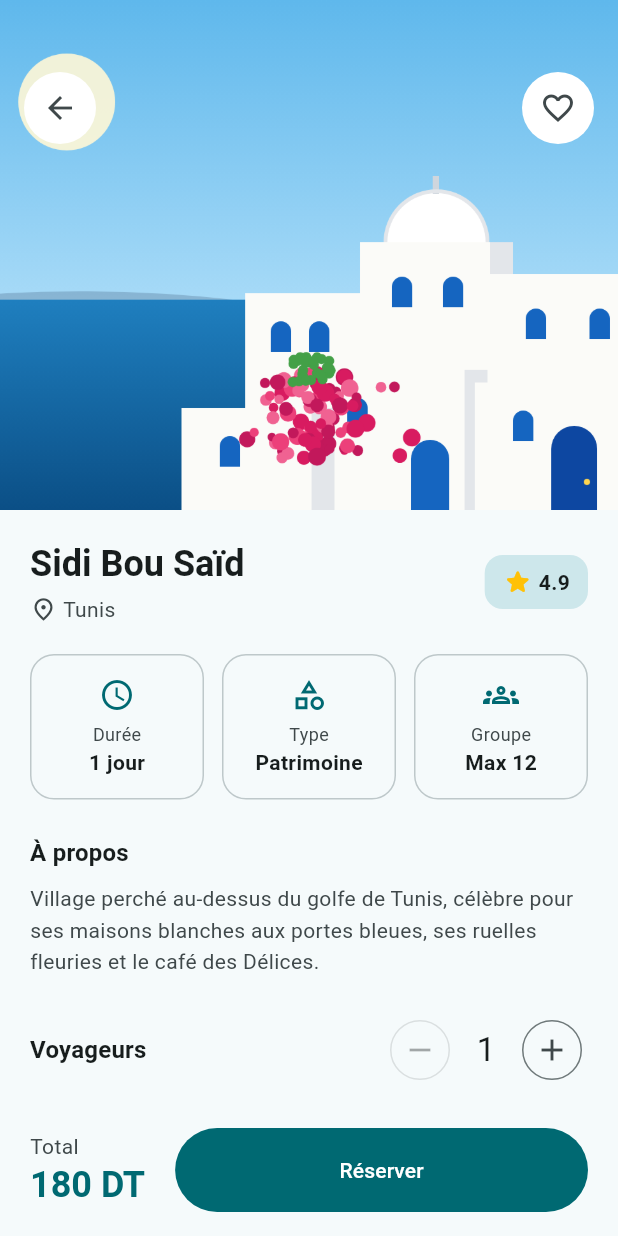
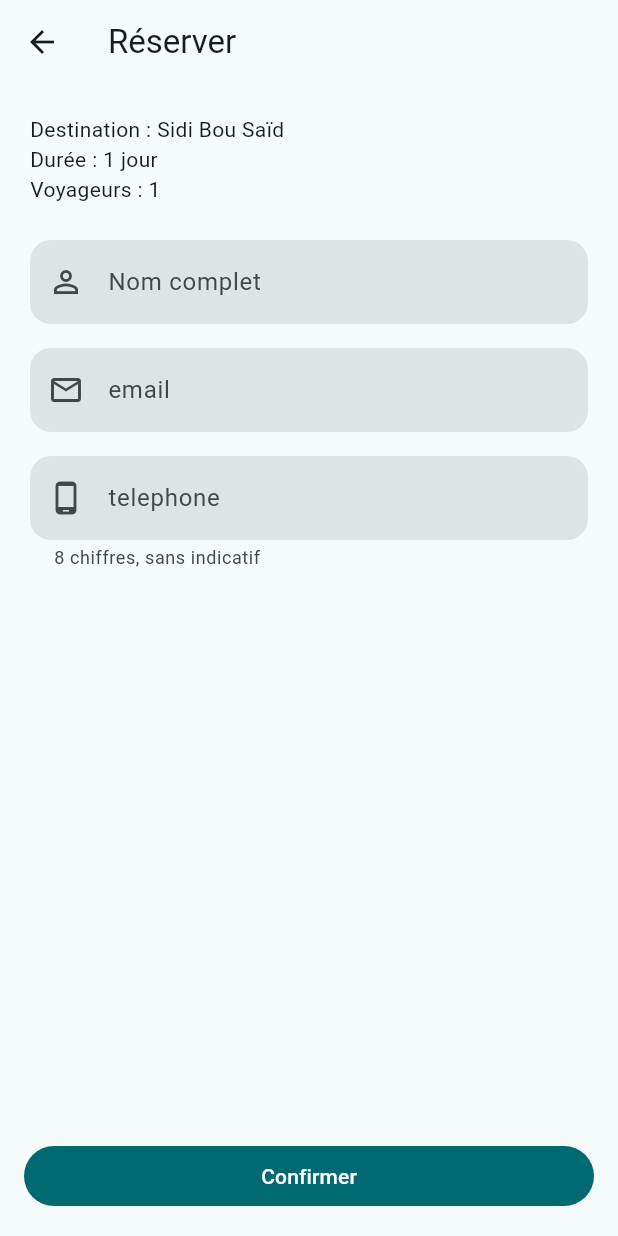
Before and after one commit to camiouna/rihla, a Flutter app: the DetailScreen screen opened directly with sample values from the repository, after a tap on "Réserver", on a phone screen of 412 x 824 dp. Run offline on Flutter 3.47's test engine with Material 3 defaults, Android fonts, the phone set to English and light mode, and no system bars.

Commit message:
palier 3: formulaire de reservation et validation

```diff
--- a/lib/main.dart
+++ b/lib/main.dart
@@ -39,3 +39,7 @@ class RihlaApp extends StatelessWidget {
 //Q1 : le filtre est conservé,l'ecran de detail est au dessus de la page d'acceuil donc la page d'acceuil reste en memoire mais dessous la page detail
 //Q2 : c'est le passage de données a un ecran via son constructeur
 //Q3 : sans clip behvaiour, on peut cliquer a l'espace arrondis donc clip behaviour coupe le contenu des coins pour que l'effet de touche est sous la forme de la carte
+//palier 3:
+//Q1 : elle demande au form d'executer le validator de chaque champ et d'afficher les erreurs si ils existent puis donne true si tous les tests sont validées sinon false
+//Q2 : ils agissent pendant la saisie pour filtrer/limiter les caracteres saisies
+//Q3 : dispose sert a nettoyer les controleurs quand on quitte l'ecran pour ne pas garder en memoire des objets dont on n'a plus besoin.
--- a/lib/screens/detail_screen.dart
+++ b/lib/screens/detail_screen.dart
@@ -1,4 +1,5 @@
 import 'package:flutter/material.dart';
+import 'package:tp3/screens/reservation_screen.dart';
 
 import '../models/destination.dart';
 import '../widgets/favorite_button.dart';
@@ -191,7 +192,10 @@ class _DetailScreenState extends State<DetailScreen> {
               const SizedBox(width: 20),
               Expanded(
                 child: FilledButton(
-                  onPressed: () {}, // TP4 palier 3 puis 5
+                  onPressed: () {
+                  Navigator.push(context,MaterialPageRoute(builder: (context)=>ReservationScreen(destination:d,voyageurs: _voyageurs,),));
+
+                  }, // TP4 palier 3 puis 5
                   style: FilledButton.styleFrom(
                     minimumSize: const Size.fromHeight(56),
                   ),
--- /dev/null
+++ b/lib/screens/reservation_screen.dart
@@ -0,0 +1,113 @@
+import 'package:flutter/material.dart';
+import 'package:flutter/services.dart';
+import 'package:tp3/models/destination.dart';
+
+class ReservationScreen extends StatefulWidget{
+  final Destination destination;
+  final int voyageurs;
+  const ReservationScreen({
+    super.key,
+    required this.destination,
+    required this.voyageurs,
+  });
+  @override
+  State<ReservationScreen> createState()=> _ReservationScreenState();
+
+}
+class _ReservationScreenState extends State<ReservationScreen>{
+  final _formKey= GlobalKey<FormState>();
+  final _nomCtrl = TextEditingController();
+  final _emailCtrl = TextEditingController();
+  final _telCtrl = TextEditingController();
+  @override
+  void dispose(){
+
+      _nomCtrl.dispose();
+      _telCtrl.dispose();
+      _emailCtrl.dispose();
+
+    super.dispose();
+  }
+  InputDecoration _deco(String label,IconData icone,{String? aide}){
+    return InputDecoration(
+      labelText: label,
+      helperText: aide,
+      prefixIcon: Icon(icone),
+      filled: true,
+      border: OutlineInputBorder(
+        borderRadius: BorderRadius.circular(14),
+        borderSide: BorderSide.none,
+      ),
+    );
+  }
+  String? _validerNom(String? v){
+    if (v==null || v.trim().isEmpty) return 'Indiquez votre nom';
+    if (v.trim().length<3) return 'Au moins 3 caractéres';
+    return null;
+  }
+  String? _validerEmail(String? v){
+    if (v==null||v.trim().isEmpty) return 'Indiquez votre email';
+    if (!RegExp(r'[\w.+-]+@[\w-]+\.[\w.]+$').hasMatch(v.trim())) return 'email invalide';
+  }
+  String? _validerTel(String? v){
+    if (v==null || v.trim().isEmpty) return 'Indiquez votre tel';
+    if (v.length!=8) return 'chiffres attendus';
+  }
+  void _valider(){
+    if (!_formKey.currentState!.validate()) return;
+    ScaffoldMessenger.of(context).showSnackBar(const SnackBar(content: Text('Formulaire valide')));
+  }
+  @override
+  Widget build(BuildContext context){
+    return Scaffold(
+      appBar:AppBar(title:const Text('Réserver')),
+      body : Form(
+        key:_formKey,
+        child:SingleChildScrollView(
+          padding: const EdgeInsets.all(20),
+          child: Column(
+            crossAxisAlignment: CrossAxisAlignment.stretch,
+            children: [
+              Column(
+                crossAxisAlignment: CrossAxisAlignment.start,
+                children: [
+                  Text('Destination : ${widget.destination.nom}'),
+                  Text('Durée : ${widget.destination.duree}'),
+                  Text('Voyageurs : ${widget.voyageurs}')
+                ],
+              ),
+              const SizedBox(height: 24),
+              TextFormField(
+                controller: _nomCtrl,
+                decoration: _deco('Nom complet', Icons.person_outline),
+                textCapitalization: TextCapitalization.words,
+                textInputAction:TextInputAction.next,
+                validator:_validerNom,
+                ),
+              const SizedBox(height:16),
+              TextFormField(
+                controller: _emailCtrl,
+                decoration: _deco('email', Icons.email_outlined),
+                keyboardType: TextInputType.emailAddress,
+                textInputAction:TextInputAction.next,
+                validator:_validerEmail,
+                ),
+                const SizedBox(height: 16),
+                TextFormField(
+                controller: _telCtrl,
+                decoration: _deco('telephone', Icons.phone_android_outlined,aide: '8 chiffres, sans indicatif'),
+                keyboardType: TextInputType.phone,
+                inputFormatters: [FilteringTextInputFormatter.digitsOnly,LengthLimitingTextInputFormatter(8)],
+                textInputAction:TextInputAction.next,
+                validator:_validerTel,
+                ),
+            ],
+          ),
+        ),
+      ),
+      bottomNavigationBar: Padding(padding: const EdgeInsets.all(16)
+        ,child: FilledButton.icon(onPressed: _valider, label: Text('Confirmer')),
+      ),
+    );
+  }
+}
```
